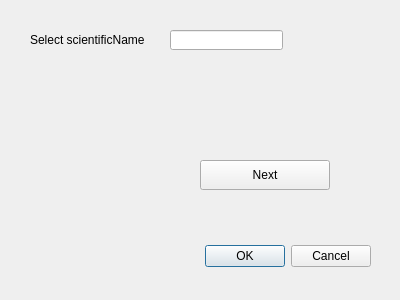
The window that WFS_search.ui (albabjorkman/GIT-project) describes before a commit, drawn with Qt 5.
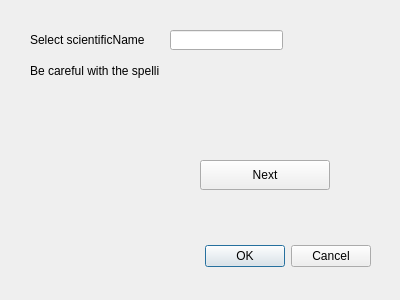
The same window after the commit.

Commit message: search bar added WFS and is working

Diff of the .ui file:
```diff
--- a/WFS_search.ui
+++ b/WFS_search.ui
@@ -65,6 +65,19 @@
     </rect>
    </property>
   </widget>
+  <widget class="QLabel" name="lableAreaType_3">
+   <property name="geometry">
+    <rect>
+     <x>30</x>
+     <y>50</y>
+     <width>130</width>
+     <height>41</height>
+    </rect>
+   </property>
+   <property name="text">
+    <string>Be careful with the spelling</string>
+   </property>
+  </widget>
  </widget>
  <resources/>
  <connections>
```
The commit also changes 1 other file.
